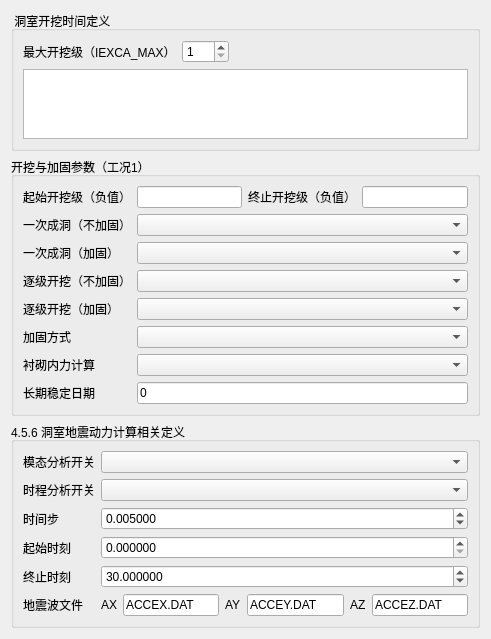
Qt form plugins/Base_Slover/CaveSupportComputationPage.ui (asd977/base_cae) before a commit.
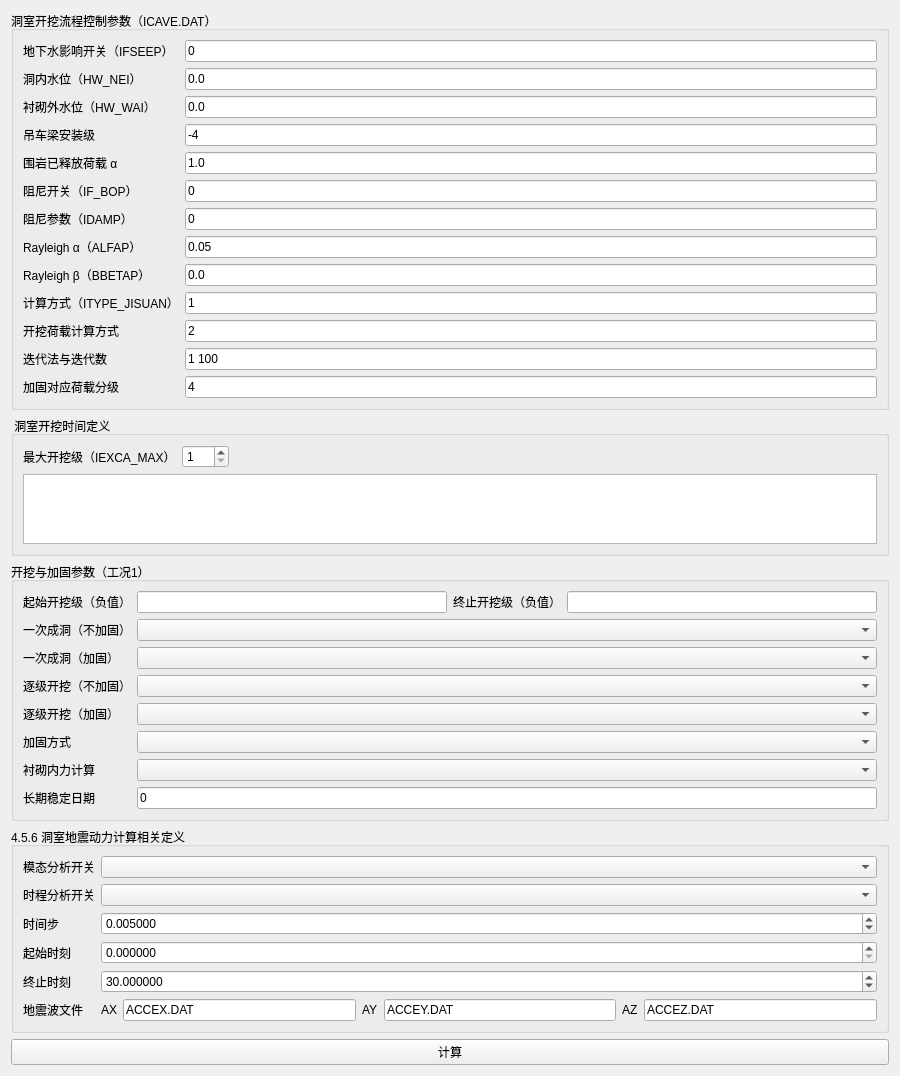
The same form after that commit.

Commit message: Move cave excavation controls to support page

What changed in the file:
```diff
--- a/plugins/Base_Slover/CaveSupportComputationPage.ui
+++ b/plugins/Base_Slover/CaveSupportComputationPage.ui
@@ -6,11 +6,46 @@
    <rect>
     <x>0</x>
     <y>0</y>
-    <width>491</width>
-    <height>622</height>
+    <width>900</width>
+    <height>900</height>
    </rect>
   </property>
   <layout class="QVBoxLayout" name="verticalLayoutRoot">
+   <item>
+    <widget class="QGroupBox" name="groupIcaveParams">
+     <property name="title">
+      <string>洞室开挖流程控制参数（ICAVE.DAT）</string>
+     </property>
+     <layout class="QFormLayout" name="formLayoutIcaveParams">
+      <item row="0" column="0"><widget class="QLabel" name="label3"><property name="text"><string>地下水影响开关（IFSEEP）</string></property></widget></item>
+      <item row="0" column="1"><widget class="QLineEdit" name="line3Edit"><property name="text"><string>0</string></property></widget></item>
+      <item row="1" column="0"><widget class="QLabel" name="label5"><property name="text"><string>洞内水位（HW_NEI）</string></property></widget></item>
+      <item row="1" column="1"><widget class="QLineEdit" name="line5Edit"><property name="text"><string>0.0</string></property></widget></item>
+      <item row="2" column="0"><widget class="QLabel" name="label7"><property name="text"><string>衬砌外水位（HW_WAI）</string></property></widget></item>
+      <item row="2" column="1"><widget class="QLineEdit" name="line7Edit"><property name="text"><string>0.0</string></property></widget></item>
+      <item row="3" column="0"><widget class="QLabel" name="label10"><property name="text"><string>吊车梁安装级</string></property></widget></item>
+      <item row="3" column="1"><widget class="QLineEdit" name="line10Edit"><property name="text"><string>-4</string></property></widget></item>
+      <item row="4" column="0"><widget class="QLabel" name="label11"><property name="text"><string>围岩已释放荷载 α</string></property></widget></item>
+      <item row="4" column="1"><widget class="QLineEdit" name="line11Edit"><property name="text"><string>1.0</string></property></widget></item>
+      <item row="5" column="0"><widget class="QLabel" name="label18"><property name="text"><string>阻尼开关（IF_BOP）</string></property></widget></item>
+      <item row="5" column="1"><widget class="QLineEdit" name="line18Edit"><property name="text"><string>0</string></property></widget></item>
+      <item row="6" column="0"><widget class="QLabel" name="label19"><property name="text"><string>阻尼参数（IDAMP）</string></property></widget></item>
+      <item row="6" column="1"><widget class="QLineEdit" name="line19Edit"><property name="text"><string>0</string></property></widget></item>
+      <item row="7" column="0"><widget class="QLabel" name="label20"><property name="text"><string>Rayleigh α（ALFAP）</string></property></widget></item>
+      <item row="7" column="1"><widget class="QLineEdit" name="line20Edit"><property name="text"><string>0.05</string></property></widget></item>
+      <item row="8" column="0"><widget class="QLabel" name="label21"><property name="text"><string>Rayleigh β（BBETAP）</string></property></widget></item>
+      <item row="8" column="1"><widget class="QLineEdit" name="line21Edit"><property name="text"><string>0.0</string></property></widget></item>
+      <item row="9" column="0"><widget class="QLabel" name="label22"><property name="text"><string>计算方式（ITYPE_JISUAN）</string></property></widget></item>
+      <item row="9" column="1"><widget class="QLineEdit" name="line22Edit"><property name="text"><string>1</string></property></widget></item>
+      <item row="10" column="0"><widget class="QLabel" name="label23"><property name="text"><string>开挖荷载计算方式</string></property></widget></item>
+      <item row="10" column="1"><widget class="QLineEdit" name="line23Edit"><property name="text"><string>2</string></property></widget></item>
+      <item row="11" column="0"><widget class="QLabel" name="label24"><property name="text"><string>迭代法与迭代数</string></property></widget></item>
+      <item row="11" column="1"><widget class="QLineEdit" name="line24Edit"><property name="text"><string>1 100</string></property></widget></item>
+      <item row="12" column="0"><widget class="QLabel" name="label25"><property name="text"><string>加固对应荷载分级</string></property></widget></item>
+      <item row="12" column="1"><widget class="QLineEdit" name="line25Edit"><property name="text"><string>4</string></property></widget></item>
+     </layout>
+    </widget>
+   </item>
    <item>
     <widget class="QGroupBox" name="groupExcavationTime">
      <property name="title">
@@ -352,6 +387,13 @@
      </layout>
     </widget>
    </item>
+   <item>
+    <widget class="QPushButton" name="btnCompute">
+     <property name="text">
+      <string>计算</string>
+     </property>
+    </widget>
+   </item>
    <item>
     <spacer name="verticalSpacerBottom">
      <property name="orientation">
```
The commit also changes 6 other files.
